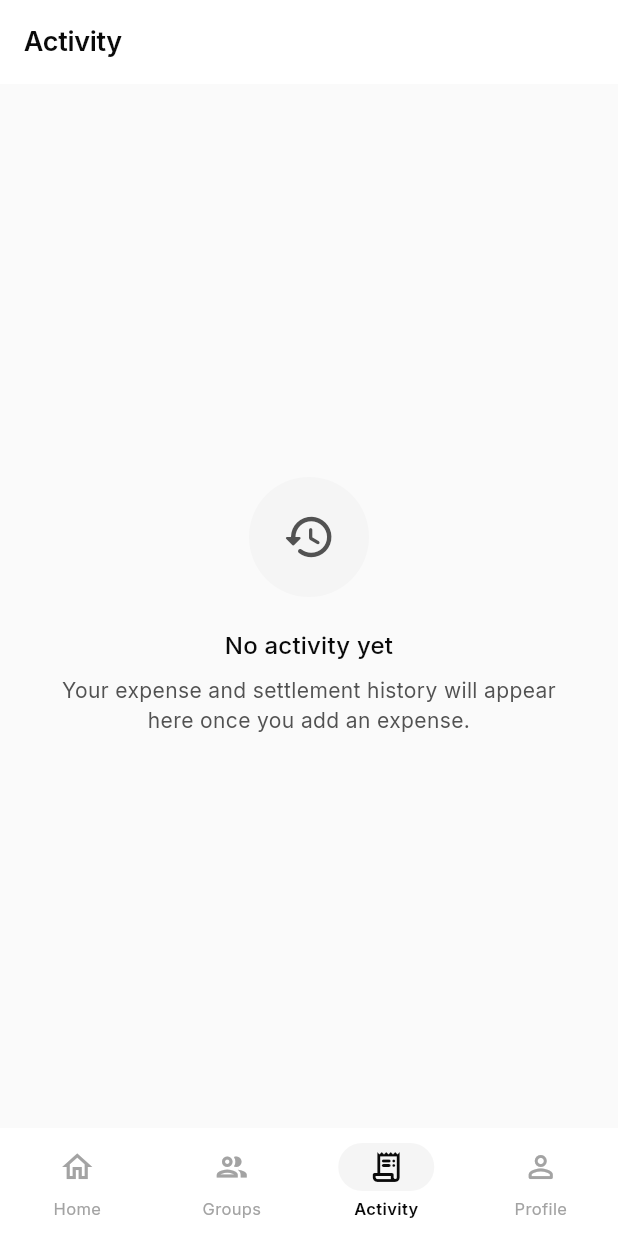
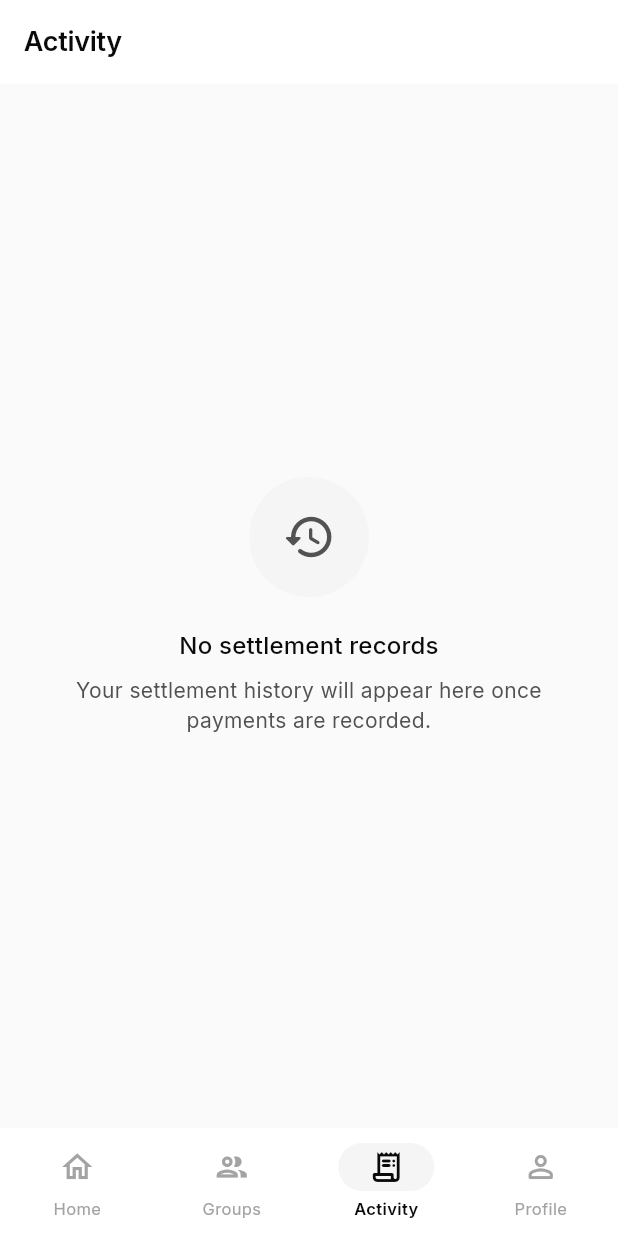
Before and after one commit to arpit-thombe2005/EasySplit, a Flutter app: the ActivityScreen screen opened by its route, on a phone screen of 412 x 824 dp. Run offline on Flutter 3.47's test engine with Material 3 defaults, Android fonts, the light colour scheme and no system bars; drawn by our look-alikes of flutter_animate; our stand-ins replace connectivity_plus, dio, firebase_core, firebase_messaging, fl_chart, flutter_local_notifications and 9 more; missing offline and left inert: dart:html; accounts and stored records are empty; generated files the repository leaves out were written again; network calls fail.

Commit message:
style: Update offline guard snackbar to red background with white text & limit Activity tab to settlement records

```diff
--- a/lib/features/activity/presentation/screens/activity_screen.dart
+++ b/lib/features/activity/presentation/screens/activity_screen.dart
@@ -2,26 +2,22 @@ import 'package:flutter/material.dart';
 import 'package:flutter_riverpod/flutter_riverpod.dart';
 import 'package:flutter_animate/flutter_animate.dart';
 import 'package:intl/intl.dart';
-import 'package:easy_split/core/constants/app_constants.dart';
 import 'package:easy_split/core/theme/app_theme.dart';
 import 'package:easy_split/core/utils/currency_formatter.dart';
 import 'package:easy_split/features/auth/presentation/providers/auth_provider.dart';
 import 'package:easy_split/features/settlements/presentation/providers/settlements_provider.dart';
 import 'package:easy_split/features/settlements/domain/models/settlement.dart';
-import 'package:easy_split/features/expenses/presentation/providers/expenses_provider.dart';
-import 'package:easy_split/shared/widgets/expense_card.dart';
 import 'package:easy_split/shared/widgets/empty_state.dart';
 import 'package:easy_split/shared/widgets/loading_overlay.dart';
 import 'package:easy_split/shared/widgets/avatar_widget.dart';
 
-/// Activity Screen — timeline of expenses and settlements
+/// Activity Screen — timeline of settlement records only
 class ActivityScreen extends ConsumerWidget {
   const ActivityScreen({super.key});
 
   @override
   Widget build(BuildContext context, WidgetRef ref) {
     final settlementsAsync = ref.watch(settlementsNotifierProvider);
-    final expensesAsync = ref.watch(userExpensesProvider);
     final user = ref.watch(currentUserProvider);
     final currency = user?.currency ?? 'INR';
     final theme = Theme.of(context);
@@ -29,33 +25,30 @@ class ActivityScreen extends ConsumerWidget {
     final isDark = theme.brightness == Brightness.dark;
 
     final settlements = settlementsAsync.valueOrNull ?? [];
-    final expenses = expensesAsync.valueOrNull ?? [];
-    final isLoading = settlementsAsync.isLoading || expensesAsync.isLoading;
 
-    if (isLoading && settlements.isEmpty && expenses.isEmpty) {
+    if (settlementsAsync.isLoading && settlements.isEmpty) {
       return const Scaffold(body: InlineLoader());
     }
 
-    if (settlements.isEmpty && expenses.isEmpty) {
+    if (settlements.isEmpty) {
       return Scaffold(
         appBar: AppBar(title: const Text('Activity')),
         body: const EmptyState(
           icon: Icons.history_rounded,
-          title: 'No activity yet',
-          subtitle: 'Your expense and settlement history will appear here once you add an expense.',
+          title: 'No settlement records',
+          subtitle: 'Your settlement history will appear here once payments are recorded.',
         ),
       );
     }
 
     final pending = settlements.where((s) => s.status.toLowerCase() == 'pending').toList();
-    final completed = settlements.where((s) => s.status.toLowerCase() == 'completed').toList();
+    final completed = settlements.where((s) => s.status.toLowerCase() != 'pending').toList();
 
     return Scaffold(
       appBar: AppBar(title: const Text('Activity')),
       body: RefreshIndicator(
         onRefresh: () async {
           ref.read(settlementsNotifierProvider.notifier).refresh();
-          ref.invalidate(userExpensesProvider);
         },
         child: ListView(
           padding: const EdgeInsets.all(20),
@@ -82,21 +75,11 @@ class ActivityScreen extends ConsumerWidget {
                   )),
               const SizedBox(height: 20),
             ],
-            if (expenses.isNotEmpty) ...[
-              Text('Recent Expenses', style: theme.textTheme.titleSmall?.copyWith(color: cs.secondary)),
-              const SizedBox(height: 12),
-              ...expenses.map((exp) => Padding(
-                    padding: const EdgeInsets.only(bottom: 10),
-                    child: ExpenseCard(
-                      expense: exp,
-                      currentUserId: user?.id ?? '',
-                      currency: currency,
+            if (completed.isNotEmpty) ...[
+              Text(
+                pending.isNotEmpty ? 'Past Settlements' : 'Settlement History',
+                style: theme.textTheme.titleSmall?.copyWith(color: cs.secondary),
               ),
-                  )),
-              const SizedBox(height: 20),
-            ],
-            if (completed.isNotEmpty) ...[
-              Text('Completed Settlements', style: theme.textTheme.titleSmall?.copyWith(color: cs.secondary)),
               const SizedBox(height: 12),
               ...completed.map((s) => Padding(
                     padding: const EdgeInsets.only(bottom: 10),
@@ -135,6 +118,7 @@ class _SettlementCard extends ConsumerWidget {
     final theme = Theme.of(context);
     final cs = theme.colorScheme;
     final isCompleted = settlement.status.toLowerCase() == 'completed';
+    final isRejected = settlement.status.toLowerCase() == 'rejected';
     final isOwer = settlement.fromUser == currentUserId;
 
     return Card(
@@ -166,7 +150,9 @@ class _SettlementCard extends ConsumerWidget {
                       Text(
                         settlement.settledAt != null
                             ? DateFormat('MMM d, yyyy').format(settlement.settledAt!)
-                            : 'Pending',
+                            : (settlement.createdAt != null
+                                ? DateFormat('MMM d, yyyy').format(settlement.createdAt!)
+                                : 'Pending'),
                         style: theme.textTheme.bodySmall?.copyWith(color: cs.secondary),
                       ),
                     ],
@@ -184,20 +170,25 @@ class _SettlementCard extends ConsumerWidget {
                             : (isDark ? AppTheme.positiveBalanceDark : AppTheme.positiveBalance),
                       ),
                     ),
-                    if (isCompleted)
                     Container(
                       margin: const EdgeInsets.only(top: 4),
                       padding: const EdgeInsets.symmetric(horizontal: 8, vertical: 2),
                       decoration: BoxDecoration(
-                          color: isDark
+                        color: isCompleted
+                            ? (isDark
                                 ? AppTheme.positiveBalance.withValues(alpha: 0.2)
-                              : AppTheme.positiveBalanceBg,
+                                : AppTheme.positiveBalanceBg)
+                            : (isRejected
+                                ? cs.errorContainer
+                                : cs.surfaceContainerHigh),
                         borderRadius: BorderRadius.circular(6),
                       ),
                       child: Text(
-                          'Settled',
+                        isCompleted ? 'Settled' : settlement.status.toUpperCase(),
                         style: theme.textTheme.labelSmall?.copyWith(
-                            color: isDark ? AppTheme.positiveBalanceDark : AppTheme.positiveBalance,
+                          color: isCompleted
+                              ? (isDark ? AppTheme.positiveBalanceDark : AppTheme.positiveBalance)
+                              : (isRejected ? cs.onErrorContainer : cs.onSurface),
                           fontWeight: FontWeight.w600,
                         ),
                       ),
@@ -206,7 +197,7 @@ class _SettlementCard extends ConsumerWidget {
                 ),
               ],
             ),
-            if (!isCompleted && onSettle != null && !isOwer) ...[
+            if (!isCompleted && !isRejected && onSettle != null && !isOwer) ...[
               const SizedBox(height: 12),
               const Divider(),
               const SizedBox(height: 8),
```
Also changed, not shown: lib/core/utils/offline_guard.dart (+7 -3 lines). Lines whose indentation alone changed are shown as unchanged.
